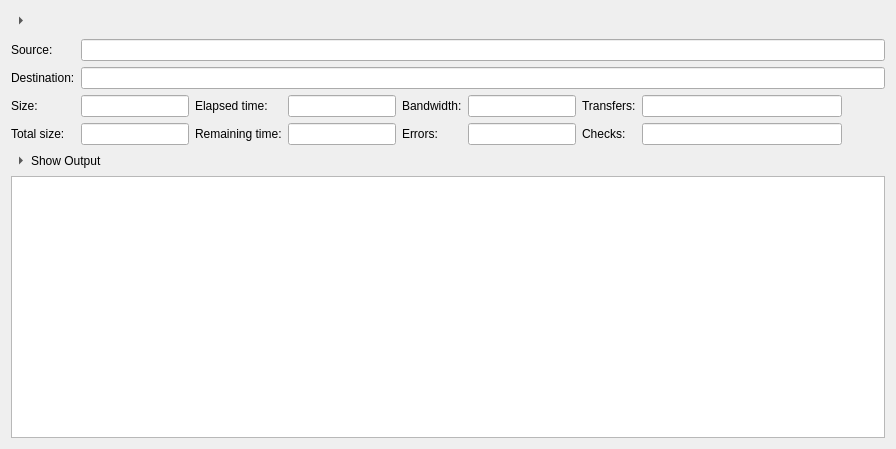
SysAdminDoc/RcloneBrowserNG, file src/job_widget.ui: the form before one commit.
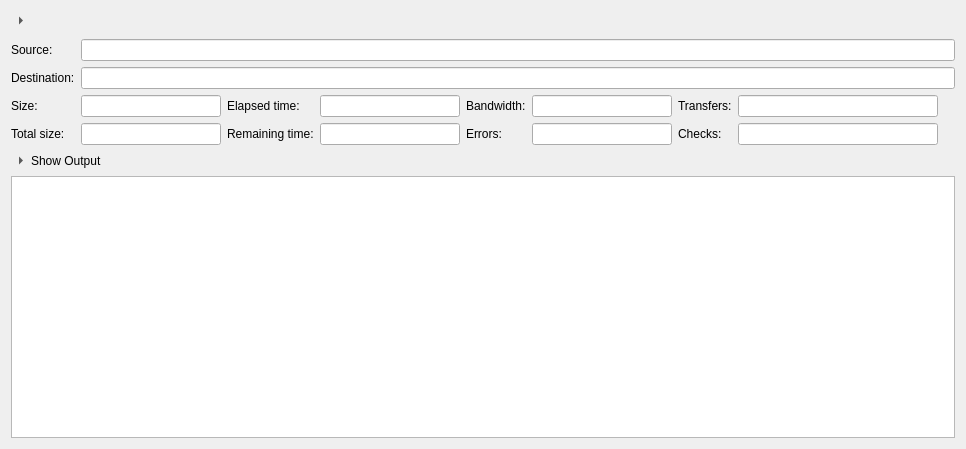
The form after the commit.

Commit message:
increase job stats fields size to accommodate high bandwidth
fix for #68

Diff of the .ui file:
```diff
--- a/src/job_widget.ui
+++ b/src/job_widget.ui
@@ -6,7 +6,7 @@
    <rect>
     <x>0</x>
     <y>0</y>
-    <width>896</width>
+    <width>966</width>
     <height>449</height>
    </rect>
   </property>
@@ -117,6 +117,12 @@
           <verstretch>0</verstretch>
          </sizepolicy>
         </property>
+        <property name="minimumSize">
+         <size>
+          <width>140</width>
+          <height>0</height>
+         </size>
+        </property>
         <property name="alignment">
          <set>Qt::AlignRight|Qt::AlignTrailing|Qt::AlignVCenter</set>
         </property>
@@ -143,6 +149,12 @@
           <verstretch>0</verstretch>
          </sizepolicy>
         </property>
+        <property name="minimumSize">
+         <size>
+          <width>140</width>
+          <height>0</height>
+         </size>
+        </property>
         <property name="alignment">
          <set>Qt::AlignRight|Qt::AlignTrailing|Qt::AlignVCenter</set>
         </property>
@@ -169,6 +181,12 @@
           <verstretch>0</verstretch>
          </sizepolicy>
         </property>
+        <property name="minimumSize">
+         <size>
+          <width>140</width>
+          <height>0</height>
+         </size>
+        </property>
         <property name="alignment">
          <set>Qt::AlignRight|Qt::AlignTrailing|Qt::AlignVCenter</set>
         </property>
@@ -227,6 +245,12 @@
           <verstretch>0</verstretch>
          </sizepolicy>
         </property>
+        <property name="minimumSize">
+         <size>
+          <width>140</width>
+          <height>0</height>
+         </size>
+        </property>
         <property name="alignment">
          <set>Qt::AlignRight|Qt::AlignTrailing|Qt::AlignVCenter</set>
         </property>
@@ -322,6 +346,12 @@
           <verstretch>0</verstretch>
          </sizepolicy>
         </property>
+        <property name="minimumSize">
+         <size>
+          <width>140</width>
+          <height>0</height>
+         </size>
+        </property>
         <property name="alignment">
          <set>Qt::AlignRight|Qt::AlignTrailing|Qt::AlignVCenter</set>
         </property>
@@ -370,6 +400,12 @@
           <verstretch>0</verstretch>
          </sizepolicy>
         </property>
+        <property name="minimumSize">
+         <size>
+          <width>140</width>
+          <height>0</height>
+         </size>
+        </property>
         <property name="alignment">
          <set>Qt::AlignRight|Qt::AlignTrailing|Qt::AlignVCenter</set>
         </property>
```
